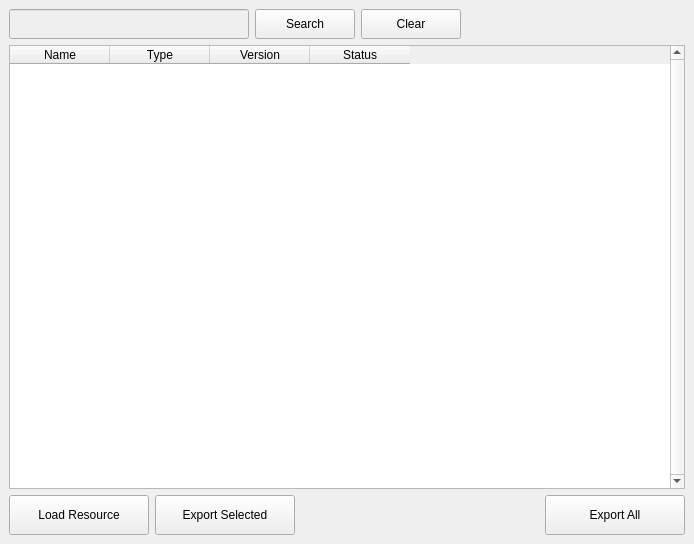
Qt form source/qt/mainwindow.ui (brongo/SAMUEL) before a commit.
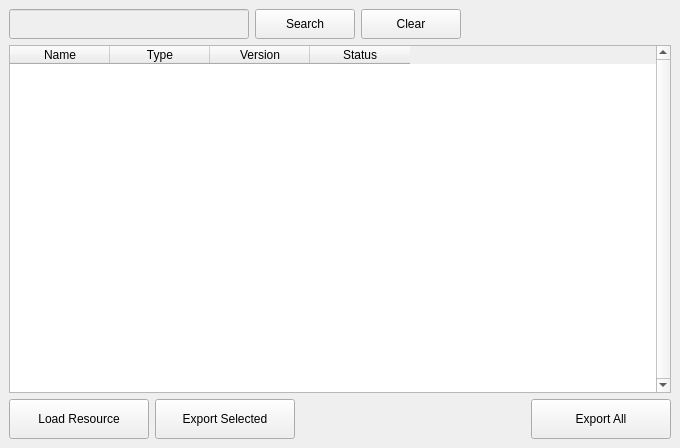
The same form after that commit.

Commit message: Multithread "export selected." Add status text.

The edit to the form file:
```diff
--- a/source/qt/mainwindow.ui
+++ b/source/qt/mainwindow.ui
@@ -6,10 +6,16 @@
    <rect>
     <x>0</x>
     <y>0</y>
-    <width>694</width>
-    <height>544</height>
+    <width>680</width>
+    <height>448</height>
    </rect>
   </property>
+  <property name="minimumSize">
+   <size>
+    <width>680</width>
+    <height>300</height>
+   </size>
+  </property>
   <property name="windowTitle">
    <string>SAMUEL (alpha build - not for public use)</string>
   </property>
```
Left out of the diff: 2 changed lines with no effect on the pictures. The commit also changes 2 other files.
